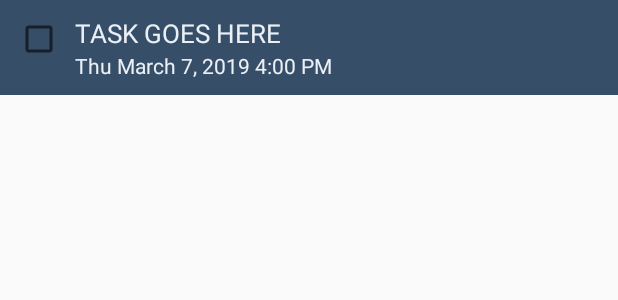
After one commit to acm-projects/beststudent, an Android app: the layout layout_listitem.xml on its own in the app's theme, with its tools: preview values and no code run, on a phone screen of 412 x 824 dp. The commit adds this screen. Shown: the top 300 px of the screen. Run offline under Robolectric (Android 15) with nearby library versions, the phone set to English and light mode, and no system bars.

Commit message:
RecyclerView works, task list works, created toolbar, need to add menu buttons to toolbar, need make an add task page and link it to button

```diff
--- /dev/null
+++ b/app/src/main/res/layout/layout_listitem.xml
@@ -0,0 +1,39 @@
+<?xml version="1.0" encoding="utf-8"?>
+<LinearLayout
+    xmlns:android="http://schemas.android.com/apk/res/android"
+    android:id="@+id/parent_layout"
+    android:layout_width="match_parent"
+    android:layout_height="wrap_content"
+    android:padding="10dp"
+    android:background="@color/colorAccent">
+
+    <CheckBox
+        android:id="@+id/checkBox"
+        android:layout_width="40dp"
+        android:layout_height="wrap_content"
+        android:layout_weight="0"
+        android:checked="false" />
+
+    <LinearLayout
+        android:layout_width="wrap_content"
+        android:layout_height="wrap_content"
+        android:layout_weight="1"
+        android:orientation="vertical">
+
+        <TextView
+            android:id="@+id/task_name"
+            android:layout_width="wrap_content"
+            android:layout_height="wrap_content"
+            android:text="@string/task_goes_here"
+            android:textColor="@color/colorTextGrey"
+            android:textSize="17sp" />
+
+        <TextView
+            android:id="@+id/due_date"
+            android:layout_width="match_parent"
+            android:layout_height="wrap_content"
+            android:textColor="@color/colorTextGrey"
+            android:text="@string/sample_date_text" />
+
+    </LinearLayout>
+</LinearLayout>
--- a/app/src/main/res/values/colors.xml
+++ b/app/src/main/res/values/colors.xml
@@ -3,4 +3,5 @@
     <color name="colorPrimary">#98CCD3</color>
     <color name="colorPrimaryDark">#132238</color>
     <color name="colorAccent">#364E68</color>
+    <color name="colorTextGrey">#EBF0F6</color>
 </resources>
--- a/app/src/main/res/values/strings.xml
+++ b/app/src/main/res/values/strings.xml
@@ -1,5 +1,5 @@
 <resources>
-    <string name="app_name">My Application</string>
+    <string name="app_name">Best Student</string>
     <!-- Strings related to login -->
     <string name="prompt_email">Email</string>
     <string name="prompt_password">Password (optional)</string>
@@ -11,7 +11,9 @@
     <string name="error_field_required">This field is required</string>
     <string name="permission_rationale">"Contacts permissions are needed for providing email
         completions."</string>
+    <!-- Strings related to to do list -->
     <string name="to_do">To Do</string>
-    <string name="menuButton">Menu Button</string>
-    <string name="task1">Task 1</string>
+    <string name="sample_date_text">Thu March 7, 2019 4:00 PM</string>
+    <string name="task_goes_here">TASK GOES HERE</string>
+    <string name="menuButton">menuButton</string>
 </resources>
```
Also changed, not shown: app/build.gradle (+3 -8 lines), app/src/main/AndroidManifest.xml (+9 -3 lines), app/src/main/java/com/example/myapplication/MyAdapter.java (+68 -33 lines), app/src/main/java/com/example/myapplication/Task.java (added, +29 -0 lines), app/src/main/java/com/example/myapplication/ToDoActivity.java (+51 -10 lines), app/src/main/res/layout/todo.xml (+33 -93 lines).
